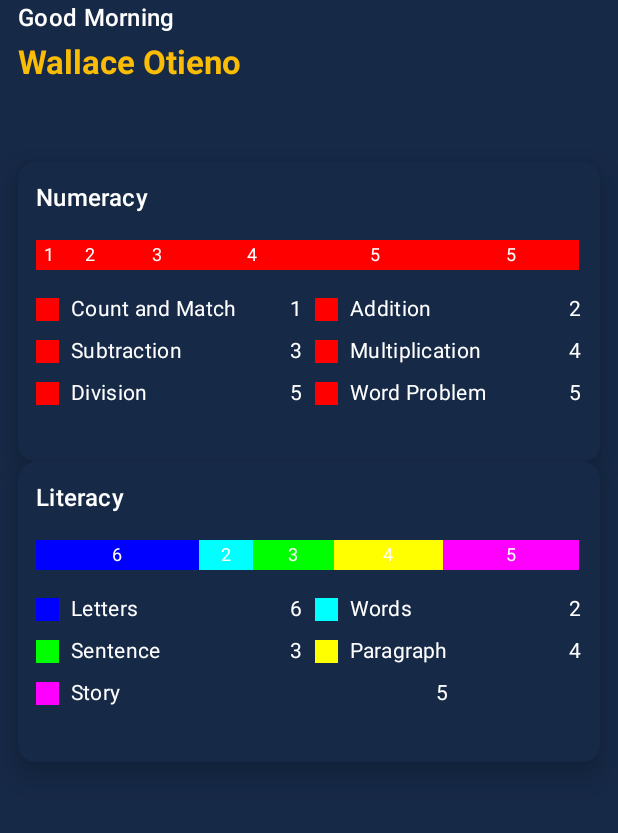
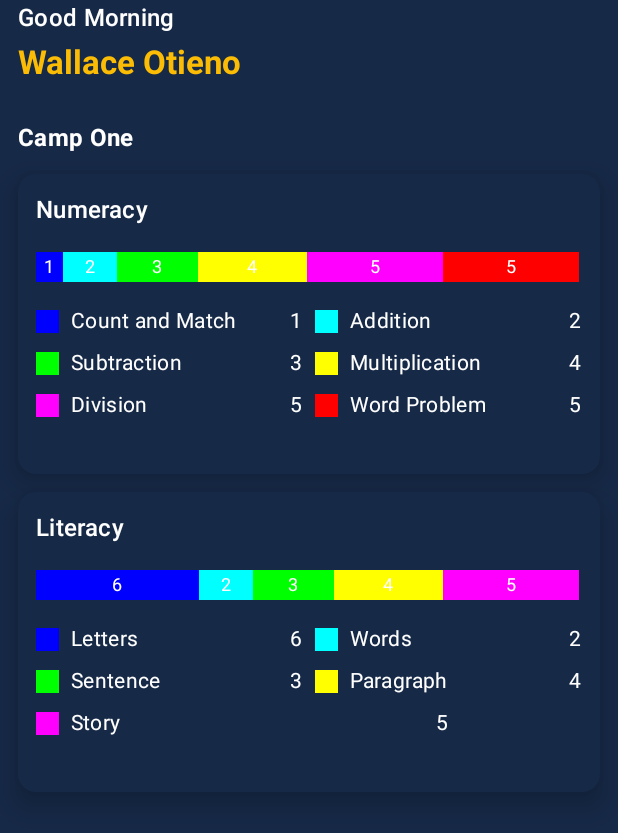
Before and after one commit to Nyansapo-AI/Nyansapo-Teaching, an Android app built with Jetpack Compose: the composable CampScreen shown on its own in the app's theme, on a phone screen of 412 x 824 dp. Shown: the top 833 px of the screen. Run offline under Robolectric (Android 15) with nearby library versions, the phone set to English and light mode, and no system bars.

Commit message:
update Camp feature with default camp name, improved layout

```diff
--- a/app/src/main/java/com/nyansapoai/teaching/presentation/camps/Camp.kt
+++ b/app/src/main/java/com/nyansapoai/teaching/presentation/camps/Camp.kt
@@ -2,6 +2,7 @@ package com.nyansapoai.teaching.presentation.camps
 
 import androidx.compose.foundation.layout.Arrangement
 import androidx.compose.foundation.layout.Column
+import androidx.compose.foundation.layout.FlowRow
 import androidx.compose.foundation.layout.Row
 import androidx.compose.foundation.layout.fillMaxSize
 import androidx.compose.foundation.layout.fillMaxWidth
@@ -69,18 +70,28 @@ fun CampScreen(
 
 
         item {
-            Column {
+            Column(
+                verticalArrangement = Arrangement.spacedBy(12.dp),
+                modifier = Modifier.fillMaxWidth()
+            ) {
                 Text(
                     text = state.camp.name,
-                    style = MaterialTheme.typography.titleLarge,
+                    style = MaterialTheme.typography.titleMedium,
                     fontWeight = FontWeight.Bold
                 )
 
-                state.camp.learning_level_description.forEach {
-                    LearningLevelItem(
-                        levelDescription = it
-                    )
+
+                FlowRow(
+                    verticalArrangement = Arrangement.spacedBy(12.dp),
+                    horizontalArrangement = Arrangement.spacedBy(12.dp)
+                ) {
+                    state.camp.learning_level_description.forEach {
+                        LearningLevelItem(
+                            levelDescription = it
+                        )
+                    }
                 }
+
             }
         }
     }
--- a/app/src/main/java/com/nyansapoai/teaching/presentation/camps/CampState.kt
+++ b/app/src/main/java/com/nyansapoai/teaching/presentation/camps/CampState.kt
@@ -11,18 +11,18 @@ data class CampState(
 
 data class Camp(
     val id: String = "",
-    val name: String = "",
+    val name: String = "Camp One",
     val learning_level_description: List<LearningLevelDescription> = listOf(
         LearningLevelDescription(
             type = "Numeracy",
             totalStudents = 20,
             data = listOf(
-                Level("Count and Match", 1),
-                Level("Addition", 2),
-                Level("Subtraction", 3),
-                Level("Multiplication", 4),
-                Level("Division", 5),
-                Level("Word Problem", 5),
+                Level("Count and Match", 1, Color.Blue),
+                Level("Addition", 2, Color.Cyan),
+                Level("Subtraction", 3, Color.Green),
+                Level("Multiplication", 4, Color.Yellow),
+                Level("Division", 5, Color.Magenta),
+                Level("Word Problem", 5, Color.Red),
             )
         ),
         LearningLevelDescription(
--- a/app/src/main/java/com/nyansapoai/teaching/presentation/camps/components/LearningLevelItem.kt
+++ b/app/src/main/java/com/nyansapoai/teaching/presentation/camps/components/LearningLevelItem.kt
@@ -35,6 +35,7 @@ import androidx.compose.ui.graphics.Color
 import androidx.compose.ui.graphics.RectangleShape
 import androidx.compose.ui.layout.Layout
 import androidx.compose.ui.layout.onSizeChanged
+import androidx.compose.ui.text.style.TextOverflow
 import androidx.compose.ui.tooling.preview.Preview
 import androidx.compose.ui.unit.dp
 import com.nyansapoai.teaching.presentation.camps.LearningLevelDescription
@@ -46,7 +47,6 @@ fun LearningLevelItem(
     levelDescription: LearningLevelDescription
 ) {
     var containerWidth by remember { mutableIntStateOf(0) }
-    val availableWidth = (containerWidth - 24).coerceAtLeast(0)
 
     ElevatedCard(
         colors = CardDefaults.outlinedCardColors(
@@ -60,6 +60,7 @@ fun LearningLevelItem(
                 containerWidth = size.width
             }
             .heightIn(min = 200.dp)
+            .widthIn(max = 420.dp)
     ) {
         Column(
             verticalArrangement = Arrangement.spacedBy(16.dp),
@@ -71,38 +72,6 @@ fun LearningLevelItem(
             )
 
             Box(modifier = Modifier.fillMaxWidth()) {
-
-                /*
-                Row(
-                    verticalAlignment = Alignment.CenterVertically,
-                    modifier = Modifier.fillMaxWidth()
-                ) {
-                    levelDescription.data.forEach { level ->
-                        val levelWidth = if (levelDescription.totalStudents > 0) {
-                            ((level.value.toFloat() * availableWidth) / levelDescription.totalStudents).dp
-                        } else {
-                            0.dp
-                        }
-
-                        Log.d("Level Width", "Level: ${level.name}, Width: $levelWidth")
-
-                        Box(
-                            contentAlignment = Alignment.Center,
-                            modifier = Modifier
-                                .width(levelWidth)
-                                .background(level.color)
-                                .height(20.dp)
-                        ){
-                            if (levelWidth > 30.dp) {
-                                Text(
-                                    text = level.value.toString(),
-                                    style = MaterialTheme.typography.bodySmall,
-                                    color = contentColorFor(level.color)
-                                )
-                            }
-                        }
-                    }
-                } */
 
                 Layout(
                     content = {
@@ -185,7 +154,9 @@ fun LearningLevelItem(
                             Text(
                                 text = level.name,
                                 style = MaterialTheme.typography.bodyMedium,
-                                color = MaterialTheme.colorScheme.onBackground
+                                color = MaterialTheme.colorScheme.onBackground,
+                                maxLines = 1,
+                                overflow = TextOverflow.MiddleEllipsis
                             )
 
                             Text(
```
